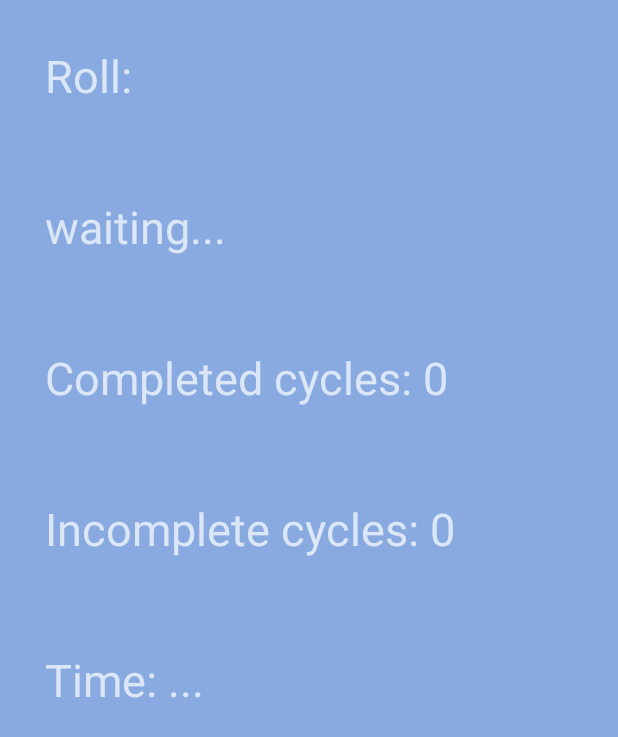
After one commit to ptar104/CMSC436_MS_Detector_Team_Koutras, an Android app: the layout activity_flex.xml on its own in the app's theme, with its tools: preview values and no code run, on a phone screen of 412 x 824 dp. The commit adds this screen. Shown: the top 737 px of the screen. Run offline under Robolectric (Android 15) with nearby library versions, the phone set to English and light mode, and no system bars.

Commit message:
Added starting Flex Demo code
Added the code to get the relevant data from the flex demo test,
including roll, whether a complete cycle was done, and time the test
took.

```diff
--- a/app/src/main/AndroidManifest.xml
+++ b/app/src/main/AndroidManifest.xml
@@ -31,7 +31,8 @@
             android:name=".ReactionGraphDemo"
             android:label="@string/title_activity_reaction_graph_demo"
             android:theme="@style/Theme.AppCompat.NoActionBar" />
-        <activity android:name=".ReactionGraphDemoActivity"></activity>
+        <activity android:name=".ReactionGraphDemoActivity" />
+        <activity android:name=".FlexActivity"></activity>
     </application>
 
 </manifest>
--- a/app/src/main/java/com/capstone/petros/cmsc436msdetector/MainActivity.java
+++ b/app/src/main/java/com/capstone/petros/cmsc436msdetector/MainActivity.java
@@ -58,4 +58,9 @@ public class MainActivity extends Activity {
         Intent intent = new Intent(this, ReactionGraphDemoActivity.class);
         startActivity(intent);
     }
+
+    public void startFlexDemo(View view){
+        Intent intent = new Intent(this, FlexActivity.class);
+        startActivity(intent);
+    }
 }
--- /dev/null
+++ b/app/src/main/res/layout/activity_flex.xml
@@ -0,0 +1,58 @@
+<?xml version="1.0" encoding="utf-8"?>
+<RelativeLayout xmlns:android="http://schemas.android.com/apk/res/android"
+    xmlns:tools="http://schemas.android.com/tools"
+    android:id="@+id/activity_flex"
+    android:layout_width="match_parent"
+    android:layout_height="match_parent"
+    android:background="#FF88AAE0"
+    tools:context="com.capstone.petros.cmsc436msdetector.FlexActivity">
+
+    <LinearLayout
+        android:id="@+id/flexScreen"
+        android:layout_width="match_parent"
+        android:layout_height="match_parent"
+        android:orientation="vertical">
+
+        <TextView
+            android:id="@+id/flexRollText"
+            android:layout_margin="30dp"
+            android:layout_width="wrap_content"
+            android:layout_height="wrap_content"
+            android:text="Roll: "
+            android:textSize="30sp"/>
+
+        <TextView
+            android:id="@+id/flexTestText"
+            android:layout_margin="30dp"
+            android:layout_width="wrap_content"
+            android:layout_height="wrap_content"
+            android:text="waiting..."
+            android:textSize="30sp"/>
+
+        <TextView
+            android:id="@+id/flexCompleteText"
+            android:layout_margin="30dp"
+            android:layout_width="wrap_content"
+            android:layout_height="wrap_content"
+            android:text="Completed cycles: 0"
+            android:textSize="30sp"/>
+
+        <TextView
+            android:id="@+id/flexIncompleteText"
+            android:layout_margin="30dp"
+            android:layout_width="wrap_content"
+            android:layout_height="wrap_content"
+            android:text="Incomplete cycles: 0"
+            android:textSize="30sp"/>
+
+        <TextView
+            android:id="@+id/flexTimeText"
+            android:layout_margin="30dp"
+            android:layout_width="wrap_content"
+            android:layout_height="wrap_content"
+            android:text="Time: ..."
+            android:textSize="30sp"/>
+
+    </LinearLayout>
+
+</RelativeLayout>
```
Also changed, not shown: app/src/main/java/com/capstone/petros/cmsc436msdetector/FlexActivity.java (added, +181 -0 lines), app/src/main/res/layout/activity_main.xml (+21 -1 lines).
